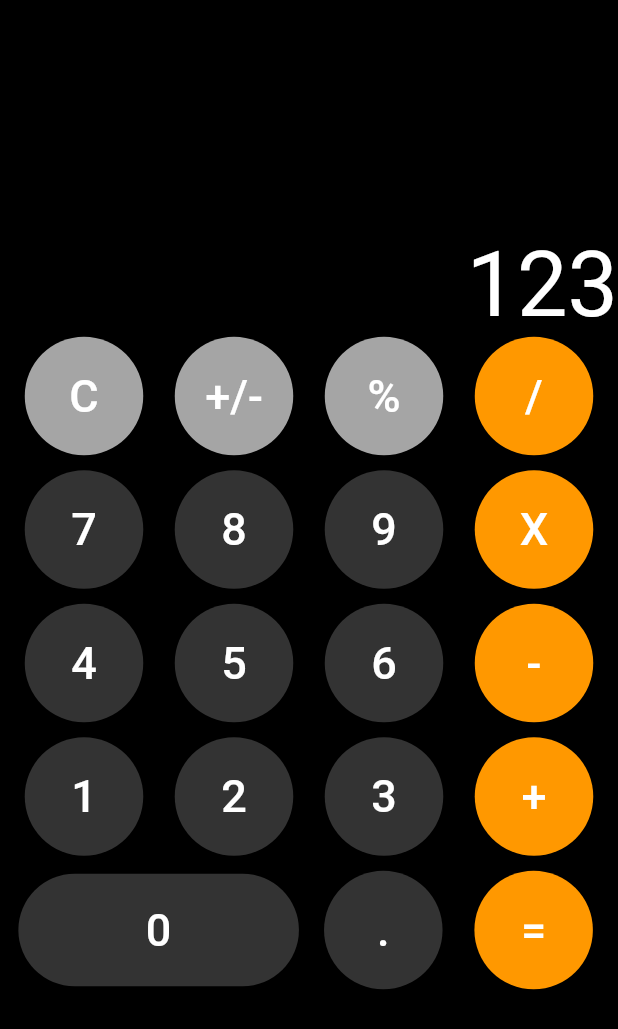
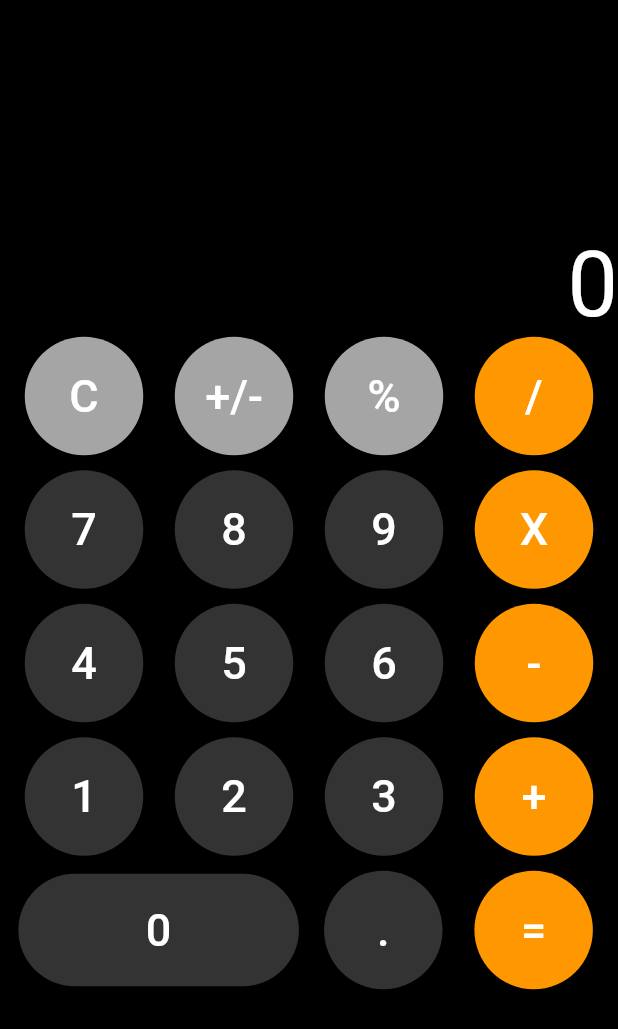
Before and after one commit to meems1996/ios-calculator-clone, a Flutter app: the screen it shows after launch, on a phone screen of 412 x 824 dp. Shown: the top 1029 px of the screen. Run offline on Flutter 3.47's test engine with Material 2 defaults, Android fonts, the phone set to English and light mode, and no system bars.

```diff
--- a/lib/main.dart
+++ b/lib/main.dart
@@ -5,7 +5,7 @@ import 'package:flutter/material.dart';
 void main() => runApp(new Calculator());
 
 // Stateless Widget class for the app
-class Calculator extends StatelessWidget{
+class Calculator extends StatelessWidget {
   @override
   Widget build(BuildContext context) {
     return new MaterialApp(
@@ -22,18 +22,27 @@ class Calc extends StatefulWidget {
 
 // UI set up in this CalcState class
 class CalcState extends State<Calc> {
+  dynamic text = '0';
+  int one = 0;
+  int two = 0;
+
+  dynamic result = '';
+  dynamic finalResult = '';
+  dynamic opr = '';
+  dynamic preOpr = '';
 
   // button widget
   Widget buttons(btnValue, Color color) {
     return Container(
       padding: EdgeInsets.only(bottom: 10.0),
       child: new RaisedButton(
-         child: Text(btnValue,
-         style: TextStyle(
-           fontSize: 30,
-           color: Colors.white
-         ),),
-         onPressed: (){},
+        child: Text(
+          btnValue,
+          style: TextStyle(fontSize: 30, color: Colors.white),
+        ),
+        onPressed: () {
+          calculation(btnValue);
+        },
         color: color,
         padding: EdgeInsets.all(22.0),
         shape: CircleBorder(),
@@ -42,18 +51,19 @@ class CalcState extends State<Calc> {
   } // end of the button widget
 
   //  0 button widget
-   Widget zeroButton (btnValue, Color color) {
+  Widget zeroButton(btnValue, Color color) {
     return Container(
       padding: EdgeInsets.only(bottom: 10.0),
       child: new RaisedButton(
-         child: Text(btnValue,
-         style: TextStyle(
-           fontSize: 30,
-           color: Colors.white
-         ),),
-         onPressed: (){},
+        child: Text(
+          btnValue,
+          style: TextStyle(fontSize: 30, color: Colors.white),
+        ),
+        onPressed: () {
+          calculation(btnValue);
+        },
         color: color,
-         padding: EdgeInsets.only(top: 20,bottom: 20, right: 85, left: 85),
+        padding: EdgeInsets.only(top: 20, bottom: 20, right: 85, left: 85),
         shape: StadiumBorder(),
       ),
     );
@@ -68,18 +78,17 @@ class CalcState extends State<Calc> {
         mainAxisAlignment: MainAxisAlignment.center,
         children: <Widget>[
           //  first row of the app
-         Row(children: <Widget>[
+          Row(
+            children: <Widget>[
               Expanded(
                 child: Text(
-               '123',
-               style: TextStyle(
-                 color: Colors.white,
-                 fontSize: 60.0
-               ),
+                  text,
+                  style: TextStyle(color: Colors.white, fontSize: 60.0),
                   textAlign: TextAlign.right,
                 ),
               ) //stretches to the whole streen
-         ],),
+            ],
+          ),
           // second row of the app
           Row(
             mainAxisAlignment: MainAxisAlignment.spaceEvenly,
@@ -97,7 +106,8 @@ class CalcState extends State<Calc> {
               buttons('8', const Color(0xff333333)),
               buttons('9', const Color(0xff333333)),
               buttons('X', Colors.orange),
-       ],),
+            ],
+          ),
 
           Row(
             mainAxisAlignment: MainAxisAlignment.spaceEvenly,
@@ -106,7 +116,8 @@ class CalcState extends State<Calc> {
               buttons('5', const Color(0xff333333)),
               buttons('6', const Color(0xff333333)),
               buttons('-', Colors.orange),
-       ],),
+            ],
+          ),
 
           Row(
             mainAxisAlignment: MainAxisAlignment.spaceEvenly,
@@ -115,7 +126,8 @@ class CalcState extends State<Calc> {
               buttons('2', const Color(0xff333333)),
               buttons('3', const Color(0xff333333)),
               buttons('+', Colors.orange),
-       ],),
+            ],
+          ),
 
           Row(
             mainAxisAlignment: MainAxisAlignment.spaceEvenly,
@@ -123,9 +135,46 @@ class CalcState extends State<Calc> {
               zeroButton('0', const Color(0xff333333)),
               buttons('.', const Color(0xff333333)),
               buttons('=', Colors.orange),
-       ],)
+            ],
+          )
         ],
       ),
     );
   }
+
+  void calculation(btnValue) {
+    if (btnValue == 'C') {
+      text = '0';
+      one = 0;
+      two = 0;
+
+      result = '';
+      finalResult = '';
+      opr = '';
+      preOpr = '';
+    } else if (opr == '=' && preOpr == '=') {
+
     }
+    else if (btnValue == '+' || btnValue == '-' || btnValue == '*' || btnValue == '/' || btnValue == '=') {
+      if (one == 0) {
+        one = result;
+      } else {
+        two = result;
+      }
+
+      if(opr == '+') {
+        result = (one + two).toString();
+        finalResult = result;
+        one = int.parse(result);
+      }
+    }
+    else {
+      result = result + btnValue;
+      finalResult = result;
+    }
+
+    setState(() {
+      text = finalResult;
+    });
+  }
+}
```
Lines whose indentation alone changed are shown as unchanged.
